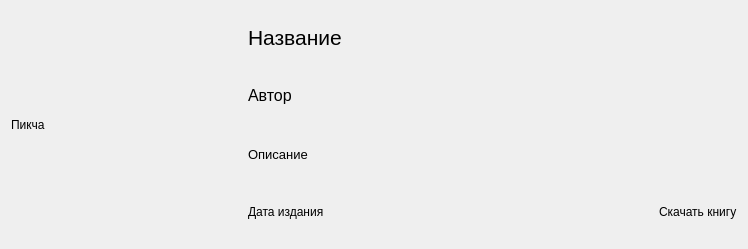
Qt form windows_ui/bookCardWidget.ui (fant1es/eLibrary) before a commit.
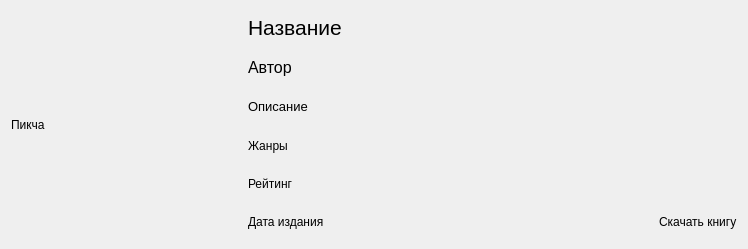
The same form after that commit.

Commit message: feat(genre/rating): add genres and ratings at book cards

Diff of the .ui file:
```diff
--- a/windows_ui/bookCardWidget.ui
+++ b/windows_ui/bookCardWidget.ui
@@ -66,6 +66,9 @@
        <property name="text">
         <string>Автор</string>
        </property>
+       <property name="margin">
+        <number>0</number>
+       </property>
       </widget>
      </item>
      <item>
@@ -83,6 +86,26 @@
        </property>
       </widget>
      </item>
+     <item>
+      <widget class="QLabel" name="genres_label">
+       <property name="text">
+        <string>Жанры</string>
+       </property>
+      </widget>
+     </item>
+     <item>
+      <widget class="QLabel" name="rating_label">
+       <property name="maximumSize">
+        <size>
+         <width>16777215</width>
+         <height>30</height>
+        </size>
+       </property>
+       <property name="text">
+        <string>Рейтинг</string>
+       </property>
+      </widget>
+     </item>
      <item>
       <layout class="QHBoxLayout" name="horizontalLayout_2">
        <item alignment="Qt::AlignLeft">
```
The commit also changes 3 other files.
